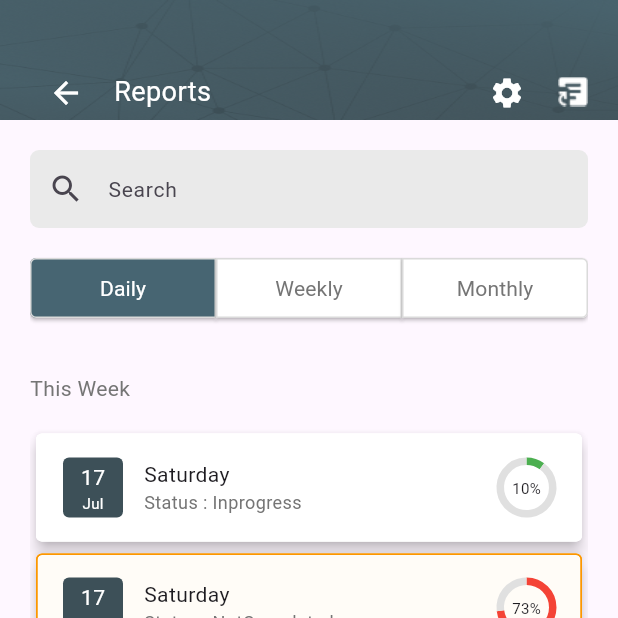
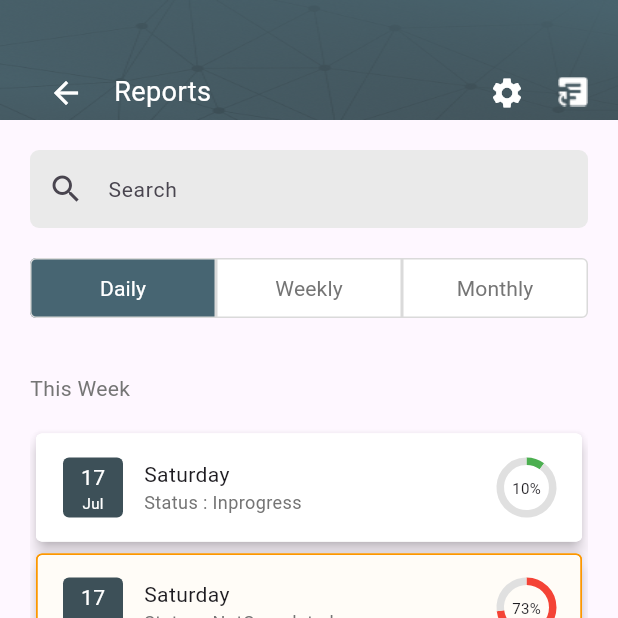
Before and after one commit to ahmed-shorbagy/test_screens, a Flutter app: the HomeView screen opened by its route, after a tap on "View all", on a phone screen of 412 x 824 dp, the top half of it. Run offline on Flutter 3.47's test engine with Material 3 defaults, Android fonts, the phone set to English and light mode, and no system bars; drawn by our look-alikes of fl_chart; our stand-ins replace flutter_screenutil, flutter_svg, get.

Commit message:
refactoring the customm button to use it across the app

```diff
--- a/lib/app/modules/Registration/views/widgets/custom_button.dart
+++ /dev/null
@@ -1,50 +0,0 @@
-import 'package:flutter/material.dart';
-import 'package:get/get.dart';
-import 'package:test_screens/app/modules/Registration/views/widgets/login_form.dart';
-import 'package:test_screens/app/routes/app_pages.dart';
-import 'package:test_screens/core/utils/app_styles.dart';
-
-class CustomButton extends StatelessWidget {
-  const CustomButton({
-    super.key,
-  });
-
-  @override
-  Widget build(BuildContext context) {
-    return Container(
-      decoration: BoxDecoration(
-        gradient: const LinearGradient(
-          colors: [
-            Color(0xff465C65),
-            Color(0xff4B859F),
-          ],
-          begin: Alignment.bottomCenter,
-          end: Alignment.topCenter,
-        ),
-        borderRadius: BorderRadius.circular(8),
-      ),
-      child: ElevatedButton(
-        onPressed: () {
-          if (formKey.currentState!.validate()) {
-            formKey.currentState!.save();
-            Get.offNamed(Routes.HOME);
-          } else {
-            autovalidateMode = AutovalidateMode.always;
-          }
-        },
-        style: ElevatedButton.styleFrom(
-          backgroundColor: Colors.transparent,
-          shadowColor: Colors.transparent,
-          padding: const EdgeInsets.symmetric(vertical: 16),
-          shape: RoundedRectangleBorder(
-            borderRadius: BorderRadius.circular(8),
-          ),
-        ),
-        child: Text(
-          "Sign in",
-          style: AppStyles.regular14.copyWith(color: Colors.white),
-        ),
-      ),
-    );
-  }
-}
--- a/lib/app/modules/Registration/views/widgets/login_form.dart
+++ b/lib/app/modules/Registration/views/widgets/login_form.dart
@@ -1,6 +1,9 @@
 import 'package:flutter/material.dart';
+import 'package:get/get.dart';
+import 'package:get/get_core/src/get_main.dart';
 import 'package:test_screens/app/modules/Registration/views/widgets/custom_text_feild.dart';
-import 'package:test_screens/app/modules/Registration/views/widgets/custom_button.dart';
+import 'package:test_screens/app/modules/home/views/widgets/custome_button.dart';
+import 'package:test_screens/app/routes/app_pages.dart';
 import 'package:test_screens/core/utils/app_styles.dart';
 
 import 'login_options.dart';
@@ -69,7 +72,28 @@ class _LoginFormState extends State<LoginForm> {
           const SizedBox(
             height: 24,
           ),
-          const CustomButton()
+          CustomButton(
+            padding: const EdgeInsets.symmetric(vertical: 16),
+            sideColor: Colors.transparent,
+            gradientColor: const LinearGradient(
+              colors: [
+                Color(0xff465C65),
+                Color(0xff4B859F),
+              ],
+              begin: Alignment.bottomCenter,
+              end: Alignment.topCenter,
+            ),
+            text: "Login",
+            onPressed: () {
+              if (formKey.currentState!.validate()) {
+                formKey.currentState!.save();
+                Get.offNamed(Routes.HOME);
+              } else {
+                autovalidateMode = AutovalidateMode.always;
+              }
+            },
+            borderRadius: BorderRadius.circular(8),
+          )
         ],
       ),
     );
--- a/lib/app/modules/home/views/widgets/all_projects_view_widgets.dart
+++ b/lib/app/modules/home/views/widgets/all_projects_view_widgets.dart
@@ -5,7 +5,7 @@ import 'package:get/get.dart';
 import 'package:intl/intl.dart';
 import 'package:test_screens/app/data/models/search_results_item_model.dart';
 import 'package:test_screens/app/data/models/todo_projects_item_model.dart';
-import 'package:test_screens/app/modules/home/views/widgets/custome_home_button.dart';
+import 'package:test_screens/app/modules/home/views/widgets/custome_button.dart';
 import 'package:test_screens/core/utils/app_styles.dart';
 import 'package:test_screens/core/utils/assets.dart';
 
@@ -129,7 +129,8 @@ class _SearchOptionsState extends State<SearchOptions> {
     return Row(
       children: [
         Expanded(
-          child: CustomHomeButton(
+          child: CustomButton(
+            sideColor: const Color(0xffDADADA),
             text: 'Daily',
             isSelected: selectedIndex == 0,
             onPressed: () => _onButtonPressed(0),
@@ -140,7 +141,8 @@ class _SearchOptionsState extends State<SearchOptions> {
           ),
         ),
         Expanded(
-          child: CustomHomeButton(
+          child: CustomButton(
+            sideColor: const Color(0xffDADADA),
             text: 'Weekly',
             isSelected: selectedIndex == 1,
             onPressed: () => _onButtonPressed(1),
@@ -148,7 +150,8 @@ class _SearchOptionsState extends State<SearchOptions> {
           ),
         ),
         Expanded(
-          child: CustomHomeButton(
+          child: CustomButton(
+            sideColor: const Color(0xffDADADA),
             text: 'Monthly',
             isSelected: selectedIndex == 2,
             onPressed: () => _onButtonPressed(2),
--- /dev/null
+++ b/lib/app/modules/home/views/widgets/custome_button.dart
@@ -0,0 +1,70 @@
+import 'package:flutter/material.dart';
+import 'package:test_screens/core/utils/app_styles.dart';
+
+class CustomButton extends StatelessWidget {
+  final String text;
+  final bool? isSelected;
+  final VoidCallback onPressed;
+  final BorderRadius borderRadius;
+  final EdgeInsetsGeometry? padding;
+  final Gradient? gradientColor;
+  final Color sideColor;
+
+  const CustomButton({
+    super.key,
+    required this.text,
+    this.isSelected,
+    required this.onPressed,
+    required this.borderRadius,
+    this.padding,
+    this.gradientColor,
+    required this.sideColor,
+  });
+
+  @override
+  Widget build(BuildContext context) {
+    return ElevatedButton(
+      onPressed: onPressed,
+      style: ButtonStyle(
+        shadowColor: WidgetStateProperty.all(Colors.transparent),
+        padding: WidgetStateProperty.all(padding ?? EdgeInsets.zero),
+        shape: WidgetStateProperty.all(
+          RoundedRectangleBorder(
+            side: BorderSide(color: sideColor),
+            borderRadius: borderRadius,
+          ),
+        ),
+        backgroundColor: WidgetStateProperty.resolveWith((states) {
+          if (isSelected == null) {
+            return Colors.transparent;
+          }
+          return isSelected! ? const Color(0xff476572) : Colors.white;
+        }),
+        overlayColor: WidgetStateProperty.all(Colors.transparent),
+        foregroundColor: WidgetStateProperty.all(Colors.transparent),
+        elevation: WidgetStateProperty.all(0),
+        side: WidgetStateProperty.all(BorderSide(color: sideColor)),
+      ),
+      child: Ink(
+        decoration: BoxDecoration(
+          gradient: gradientColor,
+          borderRadius: borderRadius,
+        ),
+        child: Container(
+          padding: padding,
+          alignment: Alignment.center,
+          child: Text(
+            text,
+            style: AppStyles.regular14.copyWith(
+              color: isSelected == null
+                  ? Colors.white
+                  : isSelected!
+                      ? Colors.white
+                      : const Color(0xff757575),
+            ),
+          ),
+        ),
+      ),
+    );
+  }
+}
--- a/lib/app/modules/home/views/widgets/custome_home_button.dart
+++ /dev/null
@@ -1,44 +0,0 @@
-import 'package:flutter/material.dart';
-import 'package:test_screens/core/utils/app_styles.dart';
-
-class CustomHomeButton extends StatelessWidget {
-  final String text;
-  final bool isSelected;
-  final VoidCallback onPressed;
-  final BorderRadius borderRadius;
-  final EdgeInsetsGeometry? padding;
-
-  const CustomHomeButton({
-    super.key,
-    required this.text,
-    required this.isSelected,
-    required this.onPressed,
-    required this.borderRadius,
-    this.padding,
-  });
-
-  @override
-  Widget build(BuildContext context) {
-    return ElevatedButton(
-      onPressed: onPressed,
-      style: ButtonStyle(
-        padding: WidgetStatePropertyAll(padding ?? EdgeInsets.zero),
-        shape: WidgetStatePropertyAll(
-          RoundedRectangleBorder(
-            side: const BorderSide(color: Color(0xffDADADA)),
-            borderRadius: borderRadius,
-          ),
-        ),
-        backgroundColor: WidgetStateProperty.all(
-          isSelected ? const Color(0xff476572) : Colors.white,
-        ),
-      ),
-      child: Text(
-        text,
-        style: AppStyles.regular14.copyWith(
-          color: isSelected ? Colors.white : const Color(0xff757575),
-        ),
-      ),
-    );
-  }
-}
--- a/lib/app/modules/home/views/widgets/home_widgets.dart
+++ b/lib/app/modules/home/views/widgets/home_widgets.dart
@@ -1,7 +1,7 @@
 import 'package:flutter/material.dart';
 import 'package:flutter_svg/svg.dart';
 import 'package:test_screens/app/modules/home/views/widgets/current_projects_section.dart';
-import 'package:test_screens/app/modules/home/views/widgets/custome_home_button.dart';
+import 'package:test_screens/app/modules/home/views/widgets/custome_button.dart';
 import 'package:test_screens/app/modules/home/views/widgets/todo_section.dart';
 import 'package:test_screens/core/utils/app_styles.dart';
 import 'package:test_screens/core/utils/assets.dart';
@@ -246,8 +246,9 @@ class _PageViewOptionButtonsState extends State<PageViewOptionButtons> {
       child: Row(
         children: [
           Expanded(
-            child: CustomHomeButton(
-              padding: const EdgeInsets.symmetric(vertical: 20, horizontal: 8),
+            child: CustomButton(
+              sideColor: const Color(0xffDADADA),
+              padding: const EdgeInsets.symmetric(vertical: 10, horizontal: 8),
               text: 'To Do (12)',
               isSelected: isToDoSelected,
               onPressed: () => _onButtonPressed(true, 0),
@@ -258,8 +259,9 @@ class _PageViewOptionButtonsState extends State<PageViewOptionButtons> {
             ),
           ),
           Expanded(
-            child: CustomHomeButton(
-              padding: const EdgeInsets.symmetric(vertical: 20, horizontal: 8),
+            child: CustomButton(
+              sideColor: const Color(0xffDADADA),
+              padding: const EdgeInsets.symmetric(vertical: 10, horizontal: 8),
               text: 'Comments (11)',
               isSelected: !isToDoSelected,
               onPressed: () => _onButtonPressed(false, 2),
```
